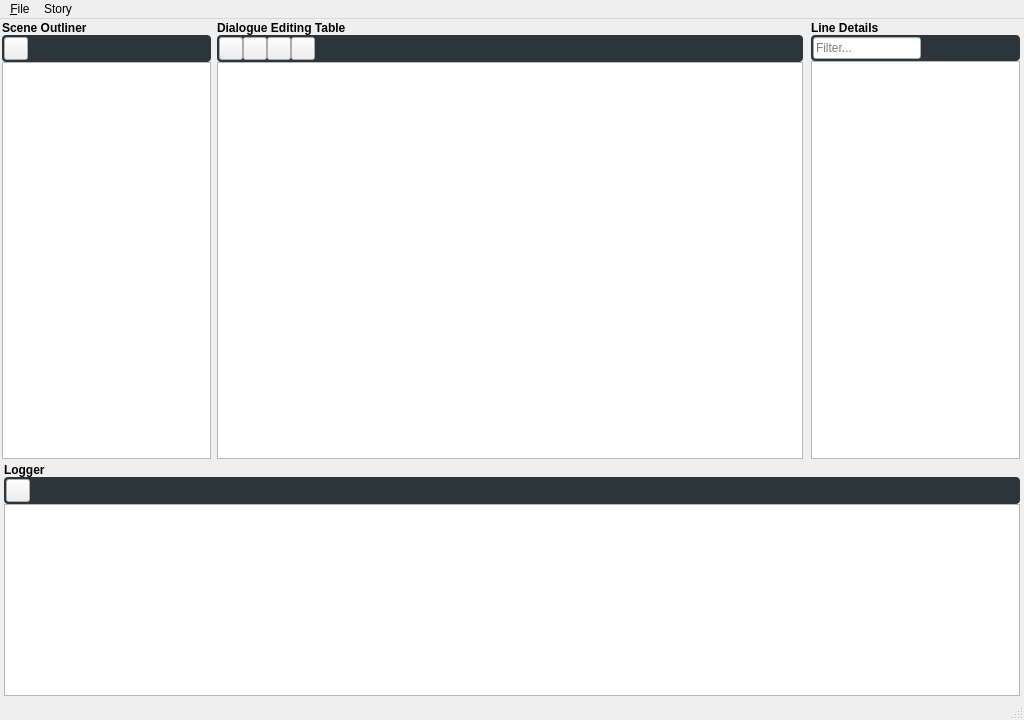
Old version of the form GVNEditor/QTUI/GVNEditor.ui in the repository Cronza/HeartbeatEngine.
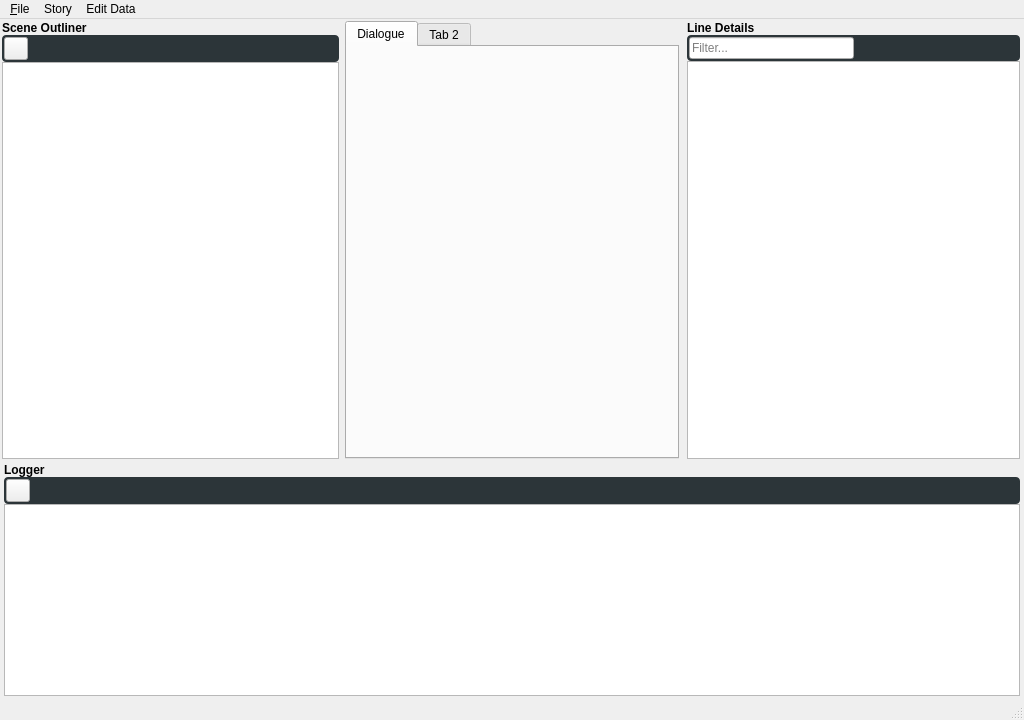
New version of the form. The open tabs and pages were chosen to show the change. Icons and pictures are not drawn.

Commit message: -Adding character system support for dialogue actions -Adding Rei and Isea character files -Adding new 'create_character' action -Initial work on editor interface overhaul, including moving auto-gen data to their own files -Mass deleting pycache folders in editor venv

```diff
--- a/GVNEditor/QTUI/GVNEditor.ui
+++ b/GVNEditor/QTUI/GVNEditor.ui
@@ -139,173 +139,6 @@
       </layout>
      </widget>
     </item>
-    <item row="0" column="1">
-     <widget class="QWidget" name="DialogueEditingTableContainer" native="true">
-      <layout class="QVBoxLayout" name="verticalLayout_2">
-       <property name="spacing">
-        <number>0</number>
-       </property>
-       <property name="leftMargin">
-        <number>4</number>
-       </property>
-       <property name="topMargin">
-        <number>2</number>
-       </property>
-       <property name="rightMargin">
-        <number>4</number>
-       </property>
-       <property name="bottomMargin">
-        <number>2</number>
-       </property>
-       <item>
-        <widget class="QLabel" name="dialogueEditingTableTitle">
-         <property name="font">
-          <font>
-           <weight>75</weight>
-           <italic>false</italic>
-           <bold>true</bold>
-          </font>
-         </property>
-         <property name="text">
-          <string>Dialogue Editing Table</string>
-         </property>
-        </widget>
-       </item>
-       <item>
-        <widget class="QFrame" name="DialogueEditingTableToolBar">
-         <property name="sizePolicy">
-          <sizepolicy hsizetype="Expanding" vsizetype="Minimum">
-           <horstretch>0</horstretch>
-           <verstretch>0</verstretch>
-          </sizepolicy>
-         </property>
-         <property name="autoFillBackground">
-          <bool>false</bool>
-         </property>
-         <property name="styleSheet">
-          <string notr="true">QFrame, QLabel, QToolTip {
-    border-radius: 4px;
-    background-color: rgb(44,53,57);
-}</string>
-         </property>
-         <property name="frameShape">
-          <enum>QFrame::StyledPanel</enum>
-         </property>
-         <property name="frameShadow">
-          <enum>QFrame::Raised</enum>
-         </property>
-         <layout class="QHBoxLayout" name="horizontalLayout_2">
-          <property name="spacing">
-           <number>0</number>
-          </property>
-          <property name="leftMargin">
-           <number>2</number>
-          </property>
-          <property name="topMargin">
-           <number>2</number>
-          </property>
-          <property name="rightMargin">
-           <number>2</number>
-          </property>
-          <property name="bottomMargin">
-           <number>2</number>
-          </property>
-          <item>
-           <widget class="QToolButton" name="addEntryButton">
-            <property name="sizePolicy">
-             <sizepolicy hsizetype="Fixed" vsizetype="Fixed">
-              <horstretch>0</horstretch>
-              <verstretch>0</verstretch>
-             </sizepolicy>
-            </property>
-            <property name="text">
-             <string/>
-            </property>
-            <property name="icon">
-             <iconset>
-              <normaloff>../EditorGraphics/Plus.png</normaloff>../EditorGraphics/Plus.png</iconset>
-            </property>
-            <attribute name="buttonGroup">
-             <string notr="true">buttonGroup</string>
-            </attribute>
-           </widget>
-          </item>
-          <item>
-           <widget class="QToolButton" name="removeEntryButton">
-            <property name="sizePolicy">
-             <sizepolicy hsizetype="Fixed" vsizetype="Fixed">
-              <horstretch>0</horstretch>
-              <verstretch>0</verstretch>
-             </sizepolicy>
-            </property>
-            <property name="text">
-             <string/>
-            </property>
-            <property name="icon">
-             <iconset>
-              <normaloff>../EditorGraphics/Minus.png</normaloff>../EditorGraphics/Minus.png</iconset>
-            </property>
-            <attribute name="buttonGroup">
-             <string notr="true">buttonGroup</string>
-            </attribute>
-           </widget>
-          </item>
-          <item>
-           <widget class="QToolButton" name="moveEntryUpButton">
-            <property name="sizePolicy">
-             <sizepolicy hsizetype="Fixed" vsizetype="Fixed">
-              <horstretch>0</horstretch>
-              <verstretch>0</verstretch>
-             </sizepolicy>
-            </property>
-            <property name="text">
-             <string/>
-            </property>
-            <property name="icon">
-             <iconset>
-              <normaloff>../EditorGraphics/Up.png</normaloff>../EditorGraphics/Up.png</iconset>
-            </property>
-           </widget>
-          </item>
-          <item>
-           <widget class="QToolButton" name="moveEntryDownButton">
-            <property name="sizePolicy">
-             <sizepolicy hsizetype="Fixed" vsizetype="Fixed">
-              <horstretch>0</horstretch>
-              <verstretch>0</verstretch>
-             </sizepolicy>
-            </property>
-            <property name="text">
-             <string/>
-            </property>
-            <property name="icon">
-             <iconset>
-              <normaloff>../EditorGraphics/Down.png</normaloff>../EditorGraphics/Down.png</iconset>
-            </property>
-           </widget>
-          </item>
-          <item>
-           <spacer name="horizontalSpacer">
-            <property name="orientation">
-             <enum>Qt::Horizontal</enum>
-            </property>
-            <property name="sizeHint" stdset="0">
-             <size>
-              <width>534</width>
-              <height>20</height>
-             </size>
-            </property>
-           </spacer>
-          </item>
-         </layout>
-        </widget>
-       </item>
-       <item>
-        <widget class="QTableView" name="chapterTableView"/>
-       </item>
-      </layout>
-     </widget>
-    </item>
     <item row="0" column="2">
      <widget class="QWidget" name="LineDetailsContainer" native="true">
       <layout class="QVBoxLayout" name="verticalLayout">
@@ -526,6 +359,45 @@
       </layout>
      </widget>
     </item>
+    <item row="0" column="1">
+     <widget class="QWidget" name="ManagerParentContainer" native="true">
+      <layout class="QVBoxLayout" name="verticalLayout_2">
+       <property name="spacing">
+        <number>0</number>
+       </property>
+       <property name="leftMargin">
+        <number>4</number>
+       </property>
+       <property name="topMargin">
+        <number>2</number>
+       </property>
+       <property name="rightMargin">
+        <number>4</number>
+       </property>
+       <property name="bottomMargin">
+        <number>2</number>
+       </property>
+       <item>
+        <widget class="QTabWidget" name="DataManagerContainer">
+         <property name="currentIndex">
+          <number>1</number>
+         </property>
+         <widget class="QWidget" name="tab_01">
+          <attribute name="title">
+           <string>Dialogue</string>
+          </attribute>
+          <layout class="QVBoxLayout" name="DEditorTabLayout"/>
+         </widget>
+         <widget class="QWidget" name="tab_2">
+          <attribute name="title">
+           <string>Tab 2</string>
+          </attribute>
+         </widget>
+        </widget>
+       </item>
+      </layout>
+     </widget>
+    </item>
    </layout>
   </widget>
   <widget class="QMenuBar" name="menubar">
@@ -551,8 +423,15 @@
     <addaction name="loadDialogueFileAction"/>
     <addaction name="saveDialogueFileAsAction"/>
    </widget>
+   <widget class="QMenu" name="menuData_Editors">
+    <property name="title">
+     <string>Edit Data</string>
+    </property>
+    <addaction name="dialogueEditor"/>
+   </widget>
    <addaction name="fileMenu"/>
    <addaction name="storyMenu"/>
+   <addaction name="menuData_Editors"/>
   </widget>
   <widget class="QStatusBar" name="statusbar"/>
   <action name="exitAction">
```
Left out of the diff: 11 changed lines with no effect on the pictures. The commit also changes 1010 other files.
